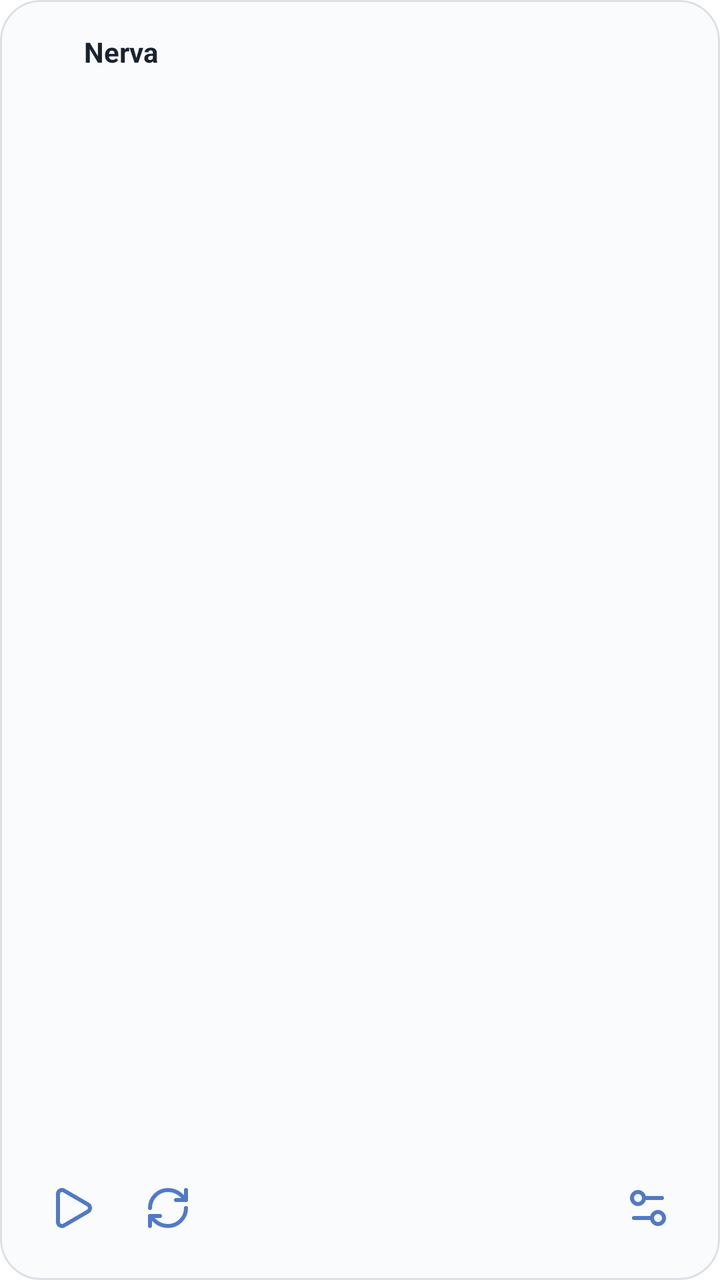
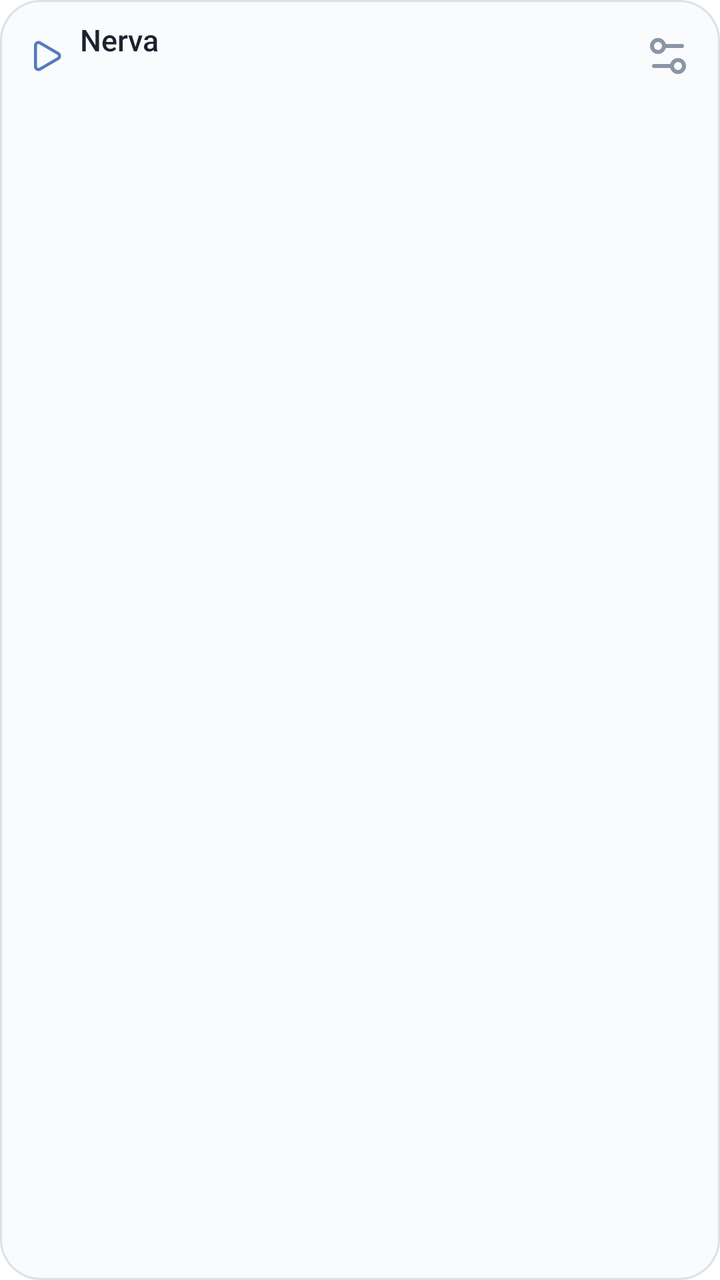

Compare the two renders of this Android layout. The source of the first and the diff that turns it into the second are given below.
<!-- AndroidManifest.xml: application theme Theme.nerva -->
<!-- res/layout/nerva_widget.xml -->
<LinearLayout xmlns:android="http://schemas.android.com/apk/res/android"
    android:id="@android:id/background" android:layout_width="match_parent" android:layout_height="match_parent"
    android:orientation="vertical" android:padding="12dp" android:background="@drawable/widget_surface_light">
    <LinearLayout android:layout_width="match_parent" android:layout_height="wrap_content" android:minHeight="28dp" android:gravity="center_vertical">
        <ImageView android:layout_width="22dp" android:layout_height="22dp" android:src="@mipmap/ic_launcher" android:importantForAccessibility="no" />
        <TextView android:id="@+id/widget_title" android:layout_width="0dp" android:layout_weight="1" android:layout_height="wrap_content" android:layout_marginStart="8dp" android:text="Nerva" android:textColor="#192330" android:textSize="14sp" android:textStyle="bold" android:maxLines="1" android:ellipsize="end" />
    </LinearLayout>
    <TextView android:id="@+id/widget_subtitle" android:layout_width="match_parent" android:layout_height="wrap_content" android:layout_marginBottom="4dp" android:textColor="#596575" android:textSize="12sp" android:maxLines="1" android:ellipsize="end" />
    <FrameLayout android:layout_width="match_parent" android:layout_height="0dp" android:layout_weight="1">
        <LinearLayout android:id="@+id/widget_timer" android:layout_width="match_parent" android:layout_height="match_parent" android:gravity="center_vertical" android:orientation="vertical" android:visibility="gone">
            <Chronometer android:id="@+id/widget_countdown" android:layout_width="match_parent" android:layout_height="wrap_content" android:fontFamily="sans-serif-medium" android:textSize="32sp" android:textColor="#192330" android:maxLines="1" android:countDown="true" />
            <TextView android:id="@+id/widget_remaining" android:layout_width="match_parent" android:layout_height="wrap_content" android:textSize="32sp" android:fontFamily="sans-serif-medium" android:textColor="#192330" android:maxLines="1" android:visibility="gone" />
            <TextView android:id="@+id/widget_phase" android:layout_width="match_parent" android:layout_height="wrap_content" android:textSize="12sp" android:textColor="#596575" android:maxLines="3" android:ellipsize="end" />
            <ProgressBar android:id="@+id/widget_progress" style="?android:attr/progressBarStyleHorizontal" android:layout_width="match_parent" android:layout_height="4dp" android:layout_marginTop="8dp" android:progressTint="#5179C7" android:progressBackgroundTint="#B3C0D3" android:max="100" />
        </LinearLayout>
        <ListView android:id="@+id/widget_list" android:layout_width="match_parent" android:layout_height="match_parent" android:divider="@null" android:visibility="gone" />
        <TextView android:id="@+id/widget_note" android:layout_width="match_parent" android:layout_height="match_parent" android:gravity="top" android:paddingTop="4dp" android:textSize="14sp" android:textColor="#192330" android:lineSpacingExtra="3dp" android:maxLines="8" android:ellipsize="end" android:visibility="gone" />
        <TextView android:id="@+id/widget_empty" android:layout_width="match_parent" android:layout_height="match_parent" android:gravity="center_vertical" android:text="Ready" android:textColor="#596575" android:textSize="13sp" android:visibility="gone" />
    </FrameLayout>
    <LinearLayout android:layout_width="match_parent" android:layout_height="48dp" android:gravity="center_vertical">
        <ImageButton android:id="@+id/widget_primary" android:layout_width="48dp" android:layout_height="48dp" android:src="@drawable/widget_ic_play" android:tint="#5179C7" android:padding="12dp" android:background="?android:attr/selectableItemBackgroundBorderless" android:contentDescription="Start session" />
        <ImageButton android:id="@+id/widget_secondary" android:layout_width="48dp" android:layout_height="48dp" android:src="@drawable/widget_ic_refresh" android:tint="#5179C7" android:padding="12dp" android:background="?android:attr/selectableItemBackgroundBorderless" android:contentDescription="Refresh widget" />
        <TextView android:layout_width="0dp" android:layout_weight="1" android:layout_height="1dp" />
        <ImageButton android:id="@+id/widget_configure" android:layout_width="48dp" android:layout_height="48dp" android:src="@drawable/widget_ic_configure" android:tint="#5179C7" android:padding="12dp" android:background="?android:attr/selectableItemBackgroundBorderless" android:contentDescription="Configure widget" />
    </LinearLayout>
</LinearLayout>
<!-- resources referenced by this layout -->
<resources>
  <!-- drawable widget_ic_configure (drawable) -->
  <vector xmlns:android="http://schemas.android.com/apk/res/android" android:width="24dp" android:height="24dp" android:viewportWidth="24" android:viewportHeight="24">
      <path android:pathData="M14 17H5" android:fillColor="@android:color/transparent" android:strokeColor="#5179C7" android:strokeWidth="2" android:strokeLineCap="round" android:strokeLineJoin="round" />
      <path android:pathData="M19 7h-9" android:fillColor="@android:color/transparent" android:strokeColor="#5179C7" android:strokeWidth="2" android:strokeLineCap="round" android:strokeLineJoin="round" />
      <path android:pathData="M14,17 a3,3 0 1,0 6,0 a3,3 0 1,0 -6,0" android:fillColor="@android:color/transparent" android:strokeColor="#5179C7" android:strokeWidth="2" android:strokeLineCap="round" android:strokeLineJoin="round" />
      <path android:pathData="M4,7 a3,3 0 1,0 6,0 a3,3 0 1,0 -6,0" android:fillColor="@android:color/transparent" android:strokeColor="#5179C7" android:strokeWidth="2" android:strokeLineCap="round" android:strokeLineJoin="round" />
  </vector>
  <!-- drawable widget_ic_play (drawable) -->
  <vector xmlns:android="http://schemas.android.com/apk/res/android" android:width="24dp" android:height="24dp" android:viewportWidth="24" android:viewportHeight="24">
      <path android:pathData="M5 5a2 2 0 0 1 3.008-1.728l11.997 6.998a2 2 0 0 1 .003 3.458l-12 7A2 2 0 0 1 5 19z" android:fillColor="@android:color/transparent" android:strokeColor="#5179C7" android:strokeWidth="2" android:strokeLineCap="round" android:strokeLineJoin="round" />
  </vector>
  <!-- drawable widget_ic_refresh (drawable) -->
  <vector xmlns:android="http://schemas.android.com/apk/res/android" android:width="24dp" android:height="24dp" android:viewportWidth="24" android:viewportHeight="24">
      <path android:pathData="M3 12a9 9 0 0 1 9-9 9.75 9.75 0 0 1 6.74 2.74L21 8" android:fillColor="@android:color/transparent" android:strokeColor="#5179C7" android:strokeWidth="2" android:strokeLineCap="round" android:strokeLineJoin="round" />
      <path android:pathData="M21 3v5h-5" android:fillColor="@android:color/transparent" android:strokeColor="#5179C7" android:strokeWidth="2" android:strokeLineCap="round" android:strokeLineJoin="round" />
      <path android:pathData="M21 12a9 9 0 0 1-9 9 9.75 9.75 0 0 1-6.74-2.74L3 16" android:fillColor="@android:color/transparent" android:strokeColor="#5179C7" android:strokeWidth="2" android:strokeLineCap="round" android:strokeLineJoin="round" />
      <path android:pathData="M8 16H3v5" android:fillColor="@android:color/transparent" android:strokeColor="#5179C7" android:strokeWidth="2" android:strokeLineCap="round" android:strokeLineJoin="round" />
  </vector>
  <!-- drawable widget_surface_light (drawable) -->
  <shape xmlns:android="http://schemas.android.com/apk/res/android">
      <solid android:color="#FAFBFC" />
      <stroke android:width="1dp" android:color="#DCE1E8" />
      <corners android:radius="20dp" />
  </shape>
  <!-- mipmap ic_launcher (mipmap-anydpi-v26) -->
  <?xml version="1.0" encoding="utf-8"?>
  <adaptive-icon xmlns:android="http://schemas.android.com/apk/res/android">
    <foreground android:drawable="@mipmap/ic_launcher_foreground"/>
    <background android:drawable="@color/ic_launcher_background"/>
  </adaptive-icon>
  <style name="Theme.nerva" parent="Theme.MaterialComponents.DayNight.NoActionBar">
          
      </style>
  <color name="ic_launcher_background">#fff</color>
</resources>

<!-- the commit's change to res/layout/nerva_widget.xml (unified diff, before → after) -->
@@ -1,26 +1,44 @@
 <LinearLayout xmlns:android="http://schemas.android.com/apk/res/android"
     android:id="@android:id/background" android:layout_width="match_parent" android:layout_height="match_parent"
-    android:orientation="vertical" android:padding="12dp" android:background="@drawable/widget_surface_light">
-    <LinearLayout android:layout_width="match_parent" android:layout_height="wrap_content" android:minHeight="28dp" android:gravity="center_vertical">
-        <ImageView android:layout_width="22dp" android:layout_height="22dp" android:src="@mipmap/ic_launcher" android:importantForAccessibility="no" />
-        <TextView android:id="@+id/widget_title" android:layout_width="0dp" android:layout_weight="1" android:layout_height="wrap_content" android:layout_marginStart="8dp" android:text="Nerva" android:textColor="#192330" android:textSize="14sp" android:textStyle="bold" android:maxLines="1" android:ellipsize="end" />
+    android:orientation="vertical" android:paddingStart="14dp" android:paddingEnd="6dp" android:paddingTop="8dp" android:paddingBottom="10dp"
+    android:background="@drawable/widget_surface_light">
+
+    
+    <LinearLayout android:id="@+id/widget_header" android:layout_width="match_parent" android:layout_height="40dp" android:gravity="center_vertical">
+        <LinearLayout android:id="@+id/widget_open" android:layout_width="0dp" android:layout_weight="1" android:layout_height="match_parent" android:gravity="center_vertical" android:background="?android:attr/selectableItemBackground">
+            <ImageView android:id="@+id/widget_kind_icon" android:layout_width="18dp" android:layout_height="18dp" android:src="@drawable/widget_ic_play" android:tint="#5179C7" android:importantForAccessibility="no" />
+            <LinearLayout android:layout_width="0dp" android:layout_weight="1" android:layout_height="wrap_content" android:orientation="vertical" android:layout_marginStart="8dp">
+                <TextView android:id="@+id/widget_title" android:layout_width="match_parent" android:layout_height="wrap_content" android:text="Nerva" android:textColor="#192330" android:textSize="15sp" android:fontFamily="sans-serif-medium" android:maxLines="1" android:ellipsize="end" />
+                <TextView android:id="@+id/widget_subtitle" android:layout_width="match_parent" android:layout_height="wrap_content" android:textColor="#596575" android:textSize="12sp" android:maxLines="1" android:ellipsize="end" />
+            </LinearLayout>
+        </LinearLayout>
+        <ImageButton android:id="@+id/widget_action" android:layout_width="44dp" android:layout_height="40dp" android:src="@drawable/widget_ic_add" android:tint="#5179C7" android:padding="10dp" android:background="?android:attr/selectableItemBackgroundBorderless" android:contentDescription="Add" android:visibility="gone" />
+        <ImageButton android:id="@+id/widget_configure" android:layout_width="40dp" android:layout_height="40dp" android:src="@drawable/widget_ic_configure" android:tint="#8A95A6" android:padding="11dp" android:background="?android:attr/selectableItemBackgroundBorderless" android:contentDescription="Configure widget" />
     </LinearLayout>
-    <TextView android:id="@+id/widget_subtitle" android:layout_width="match_parent" android:layout_height="wrap_content" android:layout_marginBottom="4dp" android:textColor="#596575" android:textSize="12sp" android:maxLines="1" android:ellipsize="end" />
-    <FrameLayout android:layout_width="match_parent" android:layout_height="0dp" android:layout_weight="1">
-        <LinearLayout android:id="@+id/widget_timer" android:layout_width="match_parent" android:layout_height="match_parent" android:gravity="center_vertical" android:orientation="vertical" android:visibility="gone">
-            <Chronometer android:id="@+id/widget_countdown" android:layout_width="match_parent" android:layout_height="wrap_content" android:fontFamily="sans-serif-medium" android:textSize="32sp" android:textColor="#192330" android:maxLines="1" android:countDown="true" />
-            <TextView android:id="@+id/widget_remaining" android:layout_width="match_parent" android:layout_height="wrap_content" android:textSize="32sp" android:fontFamily="sans-serif-medium" android:textColor="#192330" android:maxLines="1" android:visibility="gone" />
-            <TextView android:id="@+id/widget_phase" android:layout_width="match_parent" android:layout_height="wrap_content" android:textSize="12sp" android:textColor="#596575" android:maxLines="3" android:ellipsize="end" />
-            <ProgressBar android:id="@+id/widget_progress" style="?android:attr/progressBarStyleHorizontal" android:layout_width="match_parent" android:layout_height="4dp" android:layout_marginTop="8dp" android:progressTint="#5179C7" android:progressBackgroundTint="#B3C0D3" android:max="100" />
-        </LinearLayout>
-        <ListView android:id="@+id/widget_list" android:layout_width="match_parent" android:layout_height="match_parent" android:divider="@null" android:visibility="gone" />
-        <TextView android:id="@+id/widget_note" android:layout_width="match_parent" android:layout_height="match_parent" android:gravity="top" android:paddingTop="4dp" android:textSize="14sp" android:textColor="#192330" android:lineSpacingExtra="3dp" android:maxLines="8" android:ellipsize="end" android:visibility="gone" />
-        <TextView android:id="@+id/widget_empty" android:layout_width="match_parent" android:layout_height="match_parent" android:gravity="center_vertical" android:text="Ready" android:textColor="#596575" android:textSize="13sp" android:visibility="gone" />
+
+    <FrameLayout android:layout_width="match_parent" android:layout_height="0dp" android:layout_weight="1" android:layout_marginTop="2dp">
+
+        
+        <RelativeLayout android:id="@+id/widget_timer" android:layout_width="match_parent" android:layout_height="match_parent" android:visibility="gone">
+            <ImageButton android:id="@+id/widget_primary" android:layout_width="56dp" android:layout_height="56dp" android:layout_alignParentEnd="true" android:layout_centerVertical="true" android:layout_marginEnd="6dp" android:src="@drawable/widget_ic_play" android:tint="#FFFFFF" android:padding="14dp" android:background="@drawable/widget_fab" android:contentDescription="Start session" />
+            <LinearLayout android:layout_width="match_parent" android:layout_height="wrap_content" android:layout_centerVertical="true" android:orientation="vertical" android:layout_toStartOf="@id/widget_primary" android:layout_marginEnd="8dp">
+                <Chronometer android:id="@+id/widget_countdown" android:layout_width="match_parent" android:layout_height="wrap_content" android:fontFamily="sans-serif-medium" android:textSize="40sp" android:textColor="#192330" android:maxLines="1" android:countDown="true" android:letterSpacing="-0.03" />
+                <TextView android:id="@+id/widget_remaining" android:layout_width="match_parent" android:layout_height="wrap_content" android:textSize="40sp" android:fontFamily="sans-serif-medium" android:textColor="#192330" android:maxLines="1" android:letterSpacing="-0.03" android:visibility="gone" />
+                <TextView android:id="@+id/widget_phase" android:layout_width="match_parent" android:layout_height="wrap_content" android:textSize="13sp" android:textColor="#596575" android:maxLines="2" android:ellipsize="end" />
+                <ProgressBar android:id="@+id/widget_progress" style="?android:attr/progressBarStyleHorizontal" android:layout_width="match_parent" android:layout_height="6dp" android:layout_marginTop="10dp" android:progressTint="#5179C7" android:progressBackgroundTint="#B3C0D3" android:max="100" />
+            </LinearLayout>
+        </RelativeLayout>
+
+        
+        <ListView android:id="@+id/widget_list" android:layout_width="match_parent" android:layout_height="match_parent" android:divider="@null" android:dividerHeight="0dp" android:visibility="gone" />
+
+        
+        <TextView android:id="@+id/widget_note" android:layout_width="match_parent" android:layout_height="match_parent" android:gravity="top" android:paddingTop="2dp" android:paddingEnd="8dp" android:textSize="14sp" android:textColor="#192330" android:lineSpacingExtra="3dp" android:maxLines="8" android:ellipsize="end" android:visibility="gone" />
+
+        
+        <TextView android:id="@+id/widget_empty" android:layout_width="match_parent" android:layout_height="match_parent" android:gravity="center" android:paddingEnd="8dp" android:text="Ready" android:textColor="#596575" android:textSize="14sp" android:visibility="gone" />
+
+        
+        <TextView android:id="@+id/widget_undo" android:layout_width="wrap_content" android:layout_height="40dp" android:minWidth="72dp" android:layout_gravity="bottom|end" android:layout_marginEnd="8dp" android:paddingStart="14dp" android:paddingEnd="14dp" android:gravity="center" android:text="Undo" android:textSize="13sp" android:fontFamily="sans-serif-medium" android:textColor="#FFFFFF" android:background="@drawable/widget_pill" android:visibility="gone" />
     </FrameLayout>
-    <LinearLayout android:layout_width="match_parent" android:layout_height="48dp" android:gravity="center_vertical">
-        <ImageButton android:id="@+id/widget_primary" android:layout_width="48dp" android:layout_height="48dp" android:src="@drawable/widget_ic_play" android:tint="#5179C7" android:padding="12dp" android:background="?android:attr/selectableItemBackgroundBorderless" android:contentDescription="Start session" />
-        <ImageButton android:id="@+id/widget_secondary" android:layout_width="48dp" android:layout_height="48dp" android:src="@drawable/widget_ic_refresh" android:tint="#5179C7" android:padding="12dp" android:background="?android:attr/selectableItemBackgroundBorderless" android:contentDescription="Refresh widget" />
-        <TextView android:layout_width="0dp" android:layout_weight="1" android:layout_height="1dp" />
-        <ImageButton android:id="@+id/widget_configure" android:layout_width="48dp" android:layout_height="48dp" android:src="@drawable/widget_ic_configure" android:tint="#5179C7" android:padding="12dp" android:background="?android:attr/selectableItemBackgroundBorderless" android:contentDescription="Configure widget" />
-    </LinearLayout>
 </LinearLayout>
<!-- resource entries referenced after the edit -->
@@ -1,5 +1,14 @@
 <!-- resources referenced by this layout -->
 <resources>
+  <!-- drawable widget_fab (drawable) -->
+  <shape xmlns:android="http://schemas.android.com/apk/res/android" android:shape="oval">
+      <solid android:color="#5179C7" />
+  </shape>
+  <!-- drawable widget_ic_add (drawable) -->
+  <vector xmlns:android="http://schemas.android.com/apk/res/android" android:width="24dp" android:height="24dp" android:viewportWidth="24" android:viewportHeight="24">
+      <path android:pathData="M5 12h14" android:fillColor="@android:color/transparent" android:strokeColor="#5179C7" android:strokeWidth="2" android:strokeLineCap="round" android:strokeLineJoin="round" />
+      <path android:pathData="M12 5v14" android:fillColor="@android:color/transparent" android:strokeColor="#5179C7" android:strokeWidth="2" android:strokeLineCap="round" android:strokeLineJoin="round" />
+  </vector>
   <!-- drawable widget_ic_configure (drawable) -->
   <vector xmlns:android="http://schemas.android.com/apk/res/android" android:width="24dp" android:height="24dp" android:viewportWidth="24" android:viewportHeight="24">
       <path android:pathData="M14 17H5" android:fillColor="@android:color/transparent" android:strokeColor="#5179C7" android:strokeWidth="2" android:strokeLineCap="round" android:strokeLineJoin="round" />
@@ -11,28 +20,19 @@
   <vector xmlns:android="http://schemas.android.com/apk/res/android" android:width="24dp" android:height="24dp" android:viewportWidth="24" android:viewportHeight="24">
       <path android:pathData="M5 5a2 2 0 0 1 3.008-1.728l11.997 6.998a2 2 0 0 1 .003 3.458l-12 7A2 2 0 0 1 5 19z" android:fillColor="@android:color/transparent" android:strokeColor="#5179C7" android:strokeWidth="2" android:strokeLineCap="round" android:strokeLineJoin="round" />
   </vector>
-  <!-- drawable widget_ic_refresh (drawable) -->
-  <vector xmlns:android="http://schemas.android.com/apk/res/android" android:width="24dp" android:height="24dp" android:viewportWidth="24" android:viewportHeight="24">
-      <path android:pathData="M3 12a9 9 0 0 1 9-9 9.75 9.75 0 0 1 6.74 2.74L21 8" android:fillColor="@android:color/transparent" android:strokeColor="#5179C7" android:strokeWidth="2" android:strokeLineCap="round" android:strokeLineJoin="round" />
-      <path android:pathData="M21 3v5h-5" android:fillColor="@android:color/transparent" android:strokeColor="#5179C7" android:strokeWidth="2" android:strokeLineCap="round" android:strokeLineJoin="round" />
-      <path android:pathData="M21 12a9 9 0 0 1-9 9 9.75 9.75 0 0 1-6.74-2.74L3 16" android:fillColor="@android:color/transparent" android:strokeColor="#5179C7" android:strokeWidth="2" android:strokeLineCap="round" android:strokeLineJoin="round" />
-      <path android:pathData="M8 16H3v5" android:fillColor="@android:color/transparent" android:strokeColor="#5179C7" android:strokeWidth="2" android:strokeLineCap="round" android:strokeLineJoin="round" />
-  </vector>
+  <!-- drawable widget_pill (drawable) -->
+  <shape xmlns:android="http://schemas.android.com/apk/res/android">
+      <solid android:color="#CC192330" />
+      <corners android:radius="18dp" />
+  </shape>
   <!-- drawable widget_surface_light (drawable) -->
   <shape xmlns:android="http://schemas.android.com/apk/res/android">
       <solid android:color="#FAFBFC" />
       <stroke android:width="1dp" android:color="#DCE1E8" />
       <corners android:radius="20dp" />
   </shape>
-  <!-- mipmap ic_launcher (mipmap-anydpi-v26) -->
-  <?xml version="1.0" encoding="utf-8"?>
-  <adaptive-icon xmlns:android="http://schemas.android.com/apk/res/android">
-    <foreground android:drawable="@mipmap/ic_launcher_foreground"/>
-    <background android:drawable="@color/ic_launcher_background"/>
-  </adaptive-icon>
   <style name="Theme.nerva" parent="Theme.MaterialComponents.DayNight.NoActionBar">
           
       </style>
-  <color name="ic_launcher_background">#fff</color>
 </resources>
 
